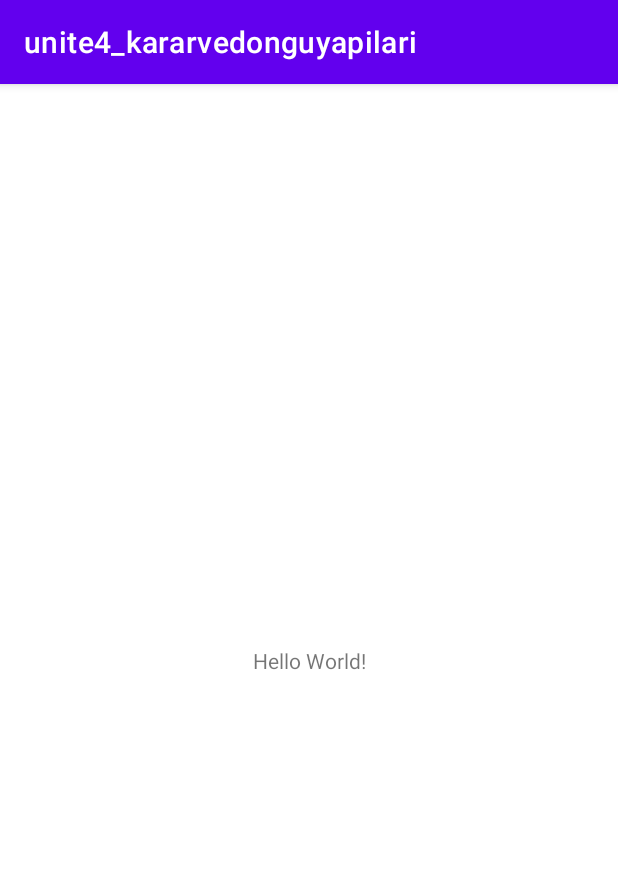
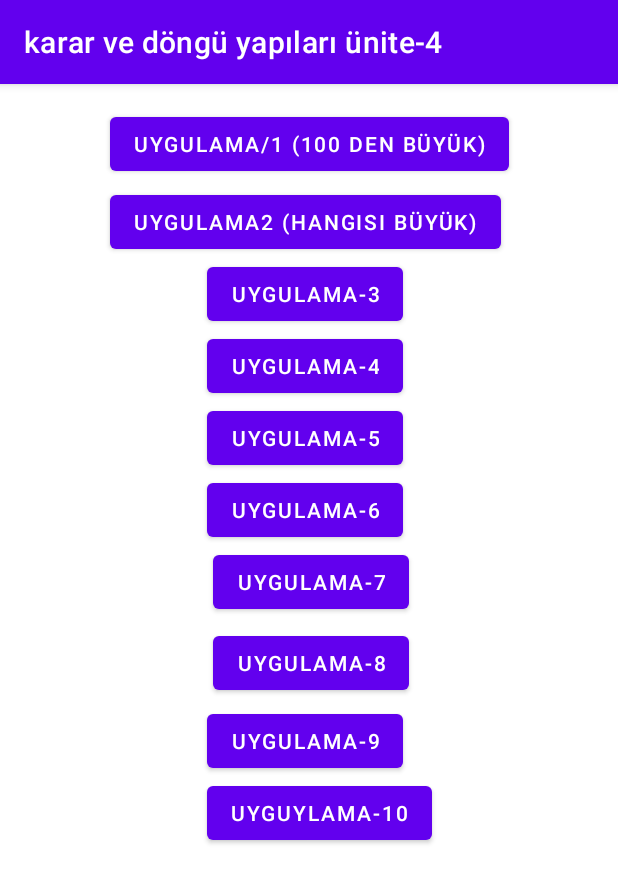
Before and after one commit to denizceliksoy/unite4_KararveDonguYapilari, an Android app: the screen it shows after launch (MainActivity), on a phone screen of 412 x 824 dp. Shown: the top 883 px of the screen. Run offline under Robolectric (Android 15) with nearby library versions, the phone set to English and light mode, and no system bars.

Commit message:
no message

```diff
--- a/app/src/main/res/layout/activity_main.xml
+++ b/app/src/main/res/layout/activity_main.xml
@@ -6,13 +6,93 @@
     android:layout_height="match_parent"
     tools:context=".MainActivity">
 
-    <TextView
+    <Button
+        android:id="@+id/btnUyg4"
         android:layout_width="wrap_content"
         android:layout_height="wrap_content"
-        android:text="Hello World!"
-        app:layout_constraintBottom_toBottomOf="parent"
+        android:text="@string/uyg4_name"
+        app:layout_constraintStart_toStartOf="@+id/btnUyg3"
+        app:layout_constraintTop_toBottomOf="@+id/btnUyg3" />
+
+    <Button
+        android:id="@+id/btnUyg5"
+        android:layout_width="wrap_content"
+        android:layout_height="wrap_content"
+        android:text="@string/uyg5_name"
+        app:layout_constraintStart_toStartOf="@+id/btnUyg4"
+        app:layout_constraintTop_toBottomOf="@+id/btnUyg4" />
+
+    <Button
+        android:id="@+id/btnUyg6"
+        android:layout_width="wrap_content"
+        android:layout_height="wrap_content"
+        android:text="@string/uyg6_name"
+        app:layout_constraintStart_toStartOf="@+id/btnUyg5"
+        app:layout_constraintTop_toBottomOf="@+id/btnUyg5" />
+
+    <Button
+        android:id="@+id/btnUyg2"
+        android:layout_width="wrap_content"
+        android:layout_height="wrap_content"
+        android:layout_marginTop="4dp"
+        android:text="@string/uyg2_name"
+        app:layout_constraintStart_toStartOf="@+id/btnUyg1"
+        app:layout_constraintTop_toBottomOf="@+id/btnUyg1" />
+
+    <Button
+        android:id="@+id/btnUyg3"
+        android:layout_width="wrap_content"
+        android:layout_height="wrap_content"
+        android:text="@string/uyg3_name"
+        app:layout_constraintEnd_toEndOf="@+id/btnUyg9"
+        app:layout_constraintStart_toStartOf="@+id/btnUyg9"
+        app:layout_constraintTop_toBottomOf="@+id/btnUyg2" />
+
+    <Button
+        android:id="@+id/btnUyg1"
+        android:layout_width="wrap_content"
+        android:layout_height="wrap_content"
+        android:layout_marginTop="16dp"
+        android:text="@string/uyg1"
         app:layout_constraintEnd_toEndOf="parent"
         app:layout_constraintStart_toStartOf="parent"
         app:layout_constraintTop_toTopOf="parent" />
 
+    <Button
+        android:id="@+id/btnUyg7"
+        android:layout_width="wrap_content"
+        android:layout_height="wrap_content"
+        android:layout_marginStart="4dp"
+        android:text="@string/uyg7_name"
+        app:layout_constraintStart_toStartOf="@+id/btnUyg6"
+        app:layout_constraintTop_toBottomOf="@+id/btnUyg6" />
+
+    <Button
+        android:id="@+id/btnUyg9"
+        android:layout_width="wrap_content"
+        android:layout_height="wrap_content"
+        android:text="@string/uyg9_name"
+        app:layout_constraintBottom_toTopOf="@+id/btnUyg10"
+        app:layout_constraintStart_toStartOf="@+id/btnUyg10" />
+
+    <Button
+        android:id="@+id/btnUyg10"
+        android:layout_width="wrap_content"
+        android:layout_height="wrap_content"
+        android:layout_marginTop="52dp"
+        android:layout_marginEnd="124dp"
+        android:text="@string/uygt10_name"
+        app:layout_constraintEnd_toEndOf="parent"
+        app:layout_constraintTop_toBottomOf="@+id/btnUyg8" />
+
+    <Button
+        android:id="@+id/btnUyg8"
+        android:layout_width="wrap_content"
+        android:layout_height="wrap_content"
+        android:layout_marginStart="4dp"
+        android:layout_marginTop="6dp"
+        android:text="@string/uyg8_name"
+        app:layout_constraintStart_toStartOf="@+id/btnUyg9"
+        app:layout_constraintTop_toBottomOf="@+id/btnUyg7" />
+
 </androidx.constraintlayout.widget.ConstraintLayout>
--- a/app/src/main/res/values/strings.xml
+++ b/app/src/main/res/values/strings.xml
@@ -1,3 +1,13 @@
 <resources>
-    <string name="app_name">unite4_kararvedonguyapilari</string>
+    <string name="app_name">karar ve döngü yapıları ünite-4</string>
+    <string name="uyg1">uygulama/1 (100 den büyük)</string>
+    <string name="uyg2_name">uygulama2 (hangisi büyük)</string>
+    <string name="uyg3_name">uygulama-3</string>
+    <string name="uyg4_name">uygulama-4</string>
+    <string name="uyg5_name">uygulama-5</string>
+    <string name="uyg6_name">Uygulama-6</string>
+    <string name="uyg7_name">uygulama-7</string>
+    <string name="uyg8_name">uygulama-8</string>
+    <string name="uyg9_name">uygulama-9</string>
+    <string name="uygt10_name">uyguylama-10</string>
 </resources>
```
